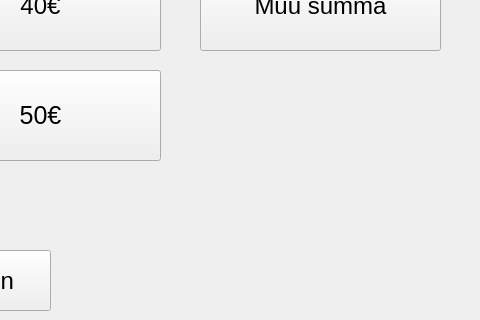
tvt20kmo-ohjelmistokehitysprojekti/Group8, file PankkiProjekti/nosta.ui: the form before one commit; both pictures show x 120 to 600 and y 280 to 600 of the 600 by 600 pixel window.
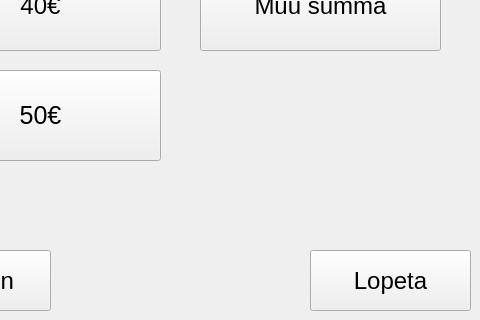
The form after the commit.

What changed in the file:
```diff
--- a/PankkiProjekti/nosta.ui
+++ b/PankkiProjekti/nosta.ui
@@ -121,6 +121,24 @@
     <string>Takaisin</string>
    </property>
   </widget>
+  <widget class="QPushButton" name="btnLopeta">
+   <property name="geometry">
+    <rect>
+     <x>430</x>
+     <y>530</y>
+     <width>161</width>
+     <height>61</height>
+    </rect>
+   </property>
+   <property name="font">
+    <font>
+     <pointsize>18</pointsize>
+    </font>
+   </property>
+   <property name="text">
+    <string>Lopeta</string>
+   </property>
+  </widget>
  </widget>
  <resources/>
  <connections/>
```
